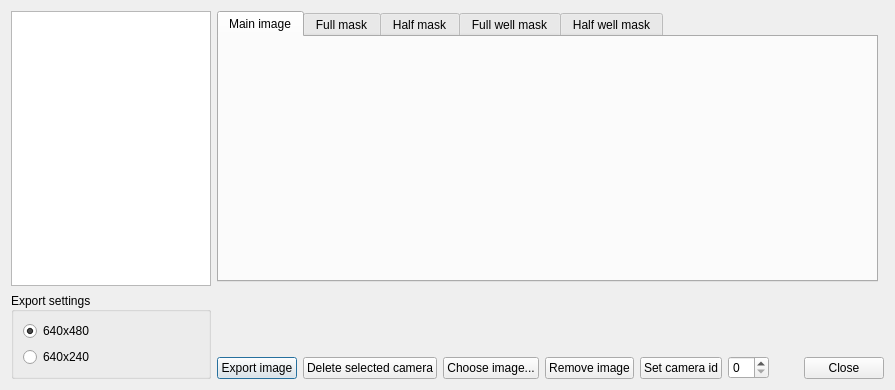
Qt form Source/Tools/editor/Source/CameraManager.ui (AliveTeam/alive_reversing) before a commit.
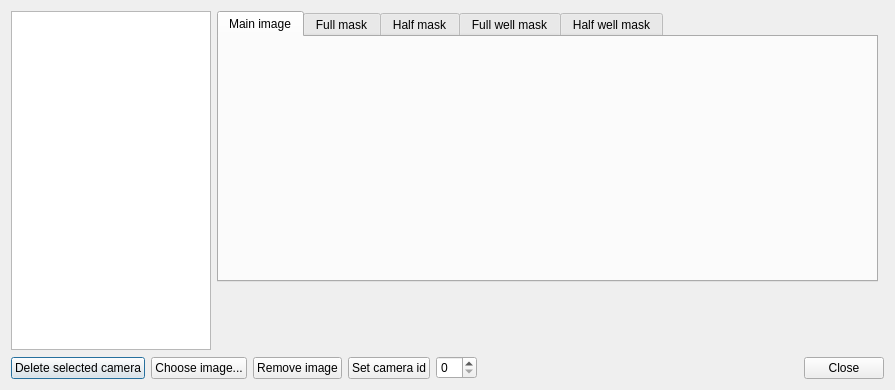
The same form after that commit.

What changed in the file:
```diff
--- a/Source/Tools/editor/Source/CameraManager.ui
+++ b/Source/Tools/editor/Source/CameraManager.ui
@@ -185,57 +185,6 @@
    </item>
    <item row="1" column="0">
     <layout class="QHBoxLayout" name="horizontalLayout_2">
-     <item>
-      <widget class="QGroupBox" name="groupBox">
-       <property name="minimumSize">
-        <size>
-         <width>200</width>
-         <height>0</height>
-        </size>
-       </property>
-       <property name="maximumSize">
-        <size>
-         <width>200</width>
-         <height>16777215</height>
-        </size>
-       </property>
-       <property name="title">
-        <string>Export settings</string>
-       </property>
-       <property name="alignment">
-        <set>Qt::AlignLeading|Qt::AlignLeft|Qt::AlignVCenter</set>
-       </property>
-       <property name="checkable">
-        <bool>false</bool>
-       </property>
-       <layout class="QGridLayout" name="gridLayout_3">
-        <item row="1" column="0">
-         <widget class="QRadioButton" name="radioButton_640x480">
-          <property name="text">
-           <string>640x480</string>
-          </property>
-          <property name="checked">
-           <bool>true</bool>
-          </property>
-         </widget>
-        </item>
-        <item row="2" column="0">
-         <widget class="QRadioButton" name="radioButton_640x240">
-          <property name="text">
-           <string>640x240</string>
-          </property>
-         </widget>
-        </item>
-       </layout>
-      </widget>
-     </item>
-     <item alignment="Qt::AlignBottom">
-      <widget class="QPushButton" name="btnExportImage">
-       <property name="text">
-        <string>Export image</string>
-       </property>
-      </widget>
-     </item>
      <item alignment="Qt::AlignBottom">
       <widget class="QPushButton" name="btnDeleteCamera">
        <property name="text">
```
